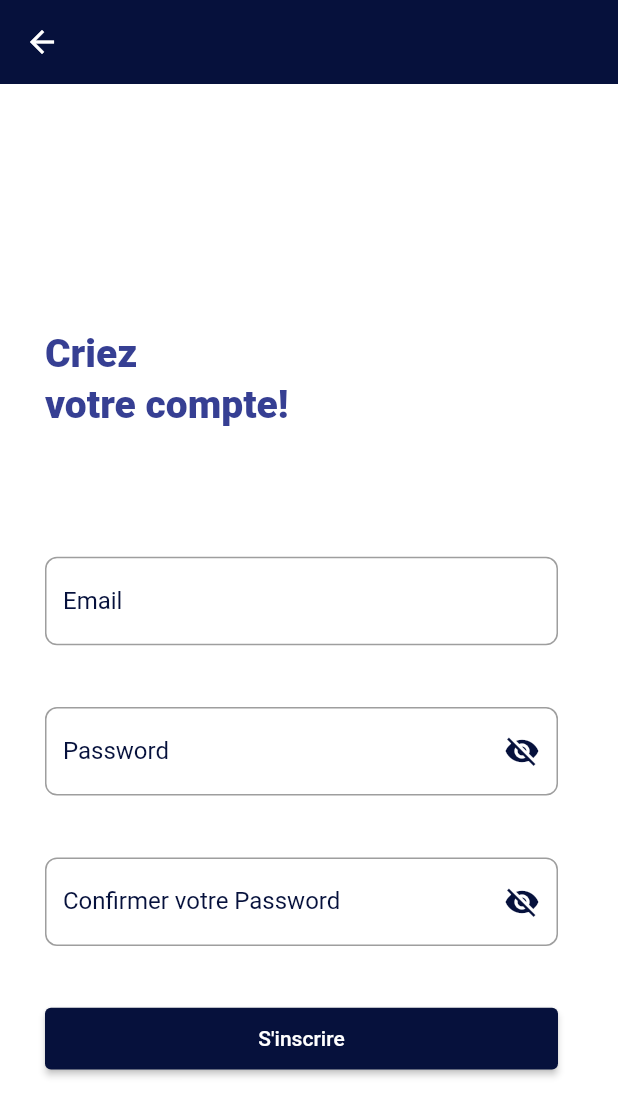
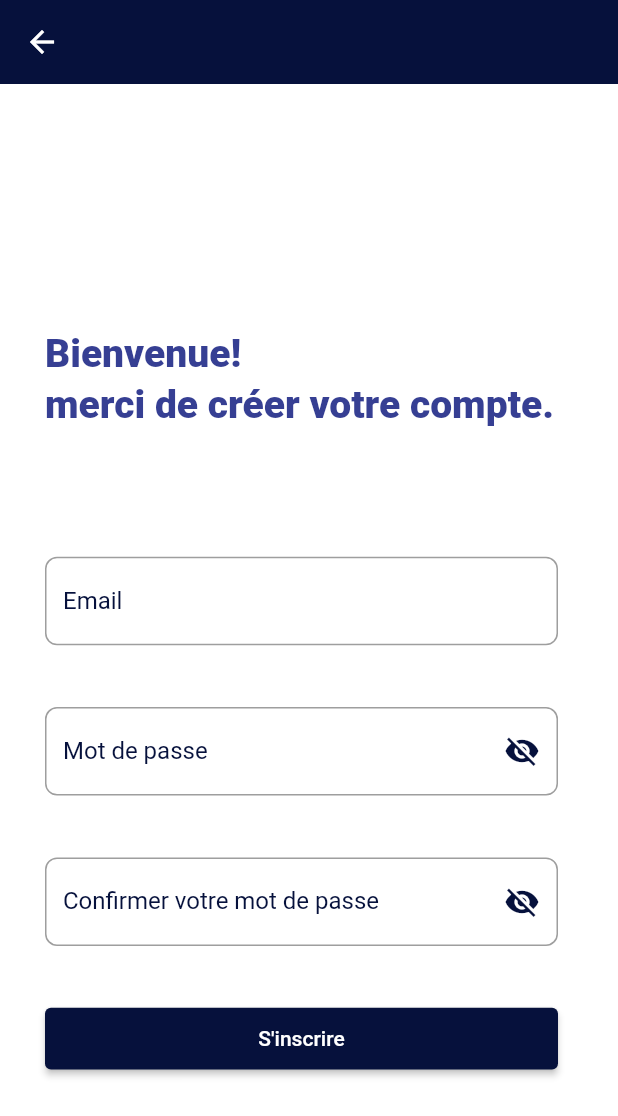
Before and after one commit to yassine-bennkhay/lp-ests, a Flutter app: the SignUp screen opened directly, on a phone screen of 412 x 824 dp. Shown: the top 1116 px of the screen. Run offline on Flutter 3.47's test engine with Material 2 defaults, Android fonts, the phone set to English and light mode, and no system bars; our stand-ins replace flutter_countdown_timer, flutter_svg, font_awesome_flutter, google_nav_bar, shared_preferences; accounts and stored records are empty; network calls fail; Roboto replaces fonts that are missing (Avenir).

Commit message:
just a push

```diff
--- a/lib/screens/sign_in/components/text_widget.dart
+++ b/lib/screens/sign_in/components/text_widget.dart
@@ -5,7 +5,13 @@ class TextWidget extends StatelessWidget {
   int fontSize;
   bool isUnderLine;
   final Color color;
-  TextWidget({Key? key, required this.text,required this.fontSize, this.isUnderLine=false, this.color=const Color(0xFF363f93)}) : super(key: key);
+  TextWidget(
+      {Key? key,
+      required this.text,
+      required this.fontSize,
+      this.isUnderLine = false,
+      this.color = const Color(0xFF363f93)})
+      : super(key: key);
 
   @override
   Widget build(BuildContext context) {
@@ -14,18 +20,21 @@ class TextWidget extends StatelessWidget {
         bottom: 3, // space between underline and text
       ),
       decoration: BoxDecoration(
-          border: Border(bottom: BorderSide(
-            color: isUnderLine?const Color(0xFF363f93):const Color(0xFFffffff),  // Text colour here
-            width: 1.0, // Underline width
-          ))
+          border: Border(
+              bottom: BorderSide(
+        color: isUnderLine
+            ? const Color(0xFF363f93)
+            : const Color(0xFFffffff), // Text colour here
+        width: 1.0, // Underline width
+      ))),
+      child: Text(
+        text,
+        style: TextStyle(
+          fontSize: fontSize.toDouble(),
+          fontWeight: FontWeight.w900,
+          color: color,
+        ),
       ),
-
-      child: Text(text, style: TextStyle(
-        fontSize:fontSize.toDouble(),fontFamily: "Avenir",
-        fontWeight: FontWeight.w900,
-        color:color,
-
-      ),),
     );
   }
 }
--- a/lib/screens/sign_in/sign_in.dart
+++ b/lib/screens/sign_in/sign_in.dart
@@ -112,9 +112,9 @@ class _SignInState extends State<SignIn> {
                         }
                         return null;
                       },
-                      textString: "Password",
+                      textString: "Mot de passe",
                       textController: passwordController,
-                      hint: "Password",
+                      hint: "Mot de passe",
                       // onSelectParam: (String) {},
                     ),
                   ]),
@@ -136,7 +136,7 @@ class _SignInState extends State<SignIn> {
                       },
                       child: isLoadingToSignIn
                           ? const CircularProgressIndicator()
-                          : const Text("Sign In"),
+                          : const Text("Connexion"),
                     )),
                 SizedBox(height: height * 0.1),
                 Row(
@@ -150,7 +150,7 @@ class _SignInState extends State<SignIn> {
                                 builder: (context) => const SignUp()));
                       },
                       child: TextWidget(
-                          text: "Sign up", fontSize: 16, isUnderLine: true),
+                          text: "S'inscrire", fontSize: 16, isUnderLine: true),
                     ),
                     GestureDetector(
                       onTap: () {
@@ -160,7 +160,7 @@ class _SignInState extends State<SignIn> {
                                 builder: (context) => const ForgetPassword()));
                       },
                       child: TextWidget(
-                          text: "Forgot Password",
+                          text: "Mot de passe oublié?",
                           fontSize: 16,
                           isUnderLine: true),
                     )
--- a/lib/screens/sign_up/sign_up.dart
+++ b/lib/screens/sign_up/sign_up.dart
@@ -80,9 +80,12 @@ class _SignUpState extends State<SignUp> {
               children: [
                 SizedBox(height: height * 0.1),
                 SizedBox(height: height * 0.1),
-                TextWidget(text: "Criez", fontSize: 26, isUnderLine: false),
                 TextWidget(
-                    text: "votre compte!", fontSize: 26, isUnderLine: false),
+                    text: "Bienvenue!", fontSize: 26, isUnderLine: false),
+                TextWidget(
+                    text: "merci de créer votre compte.",
+                    fontSize: 26,
+                    isUnderLine: false),
                 SizedBox(height: height * 0.1),
                 Form(
                   key: formKey,
@@ -122,7 +125,7 @@ class _SignUpState extends State<SignUp> {
                           }
                           return null;
                         },
-                        textString: "Password",
+                        textString: "Mot de passe",
                         textController: passController,
                         obscureText: _passwordVisible,
                         // onSelectParam: (String) {},
@@ -151,7 +154,7 @@ class _SignUpState extends State<SignUp> {
                           }
                           return null;
                         },
-                        textString: "Confirmer votre Password",
+                        textString: "Confirmer votre mot de passe",
                         textController: passController,
                         obscureText: _passwordVisible,
                       ),
```
Also changed, not shown: lib/screens/apply/apply.dart (+15 -9 lines).
